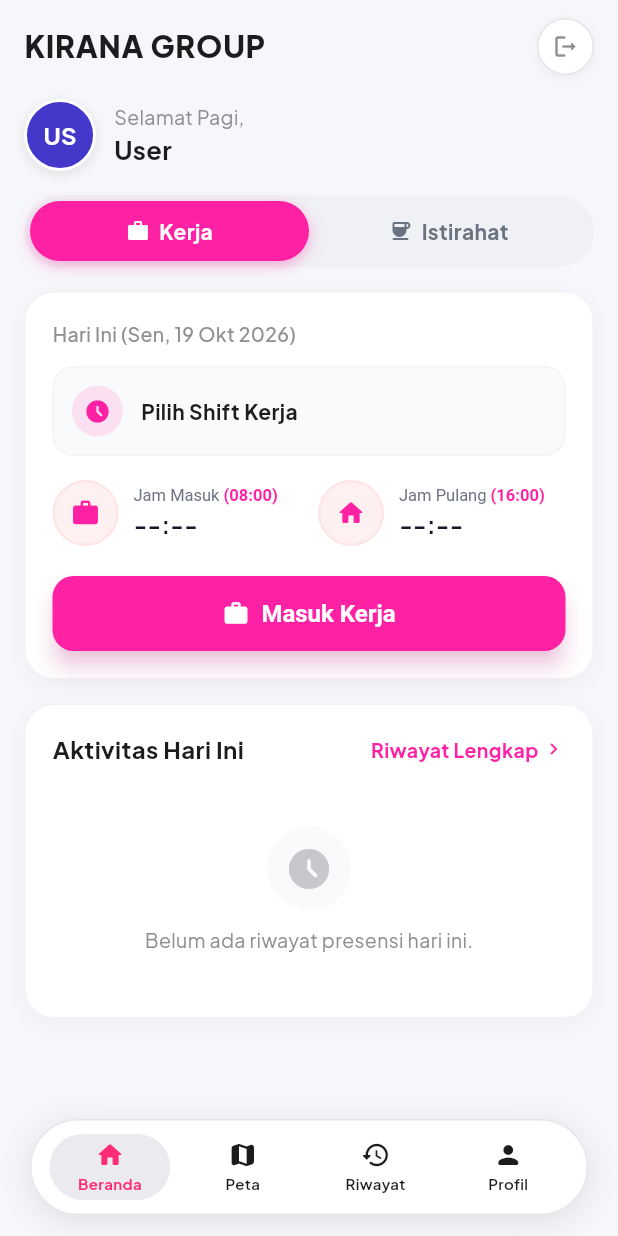
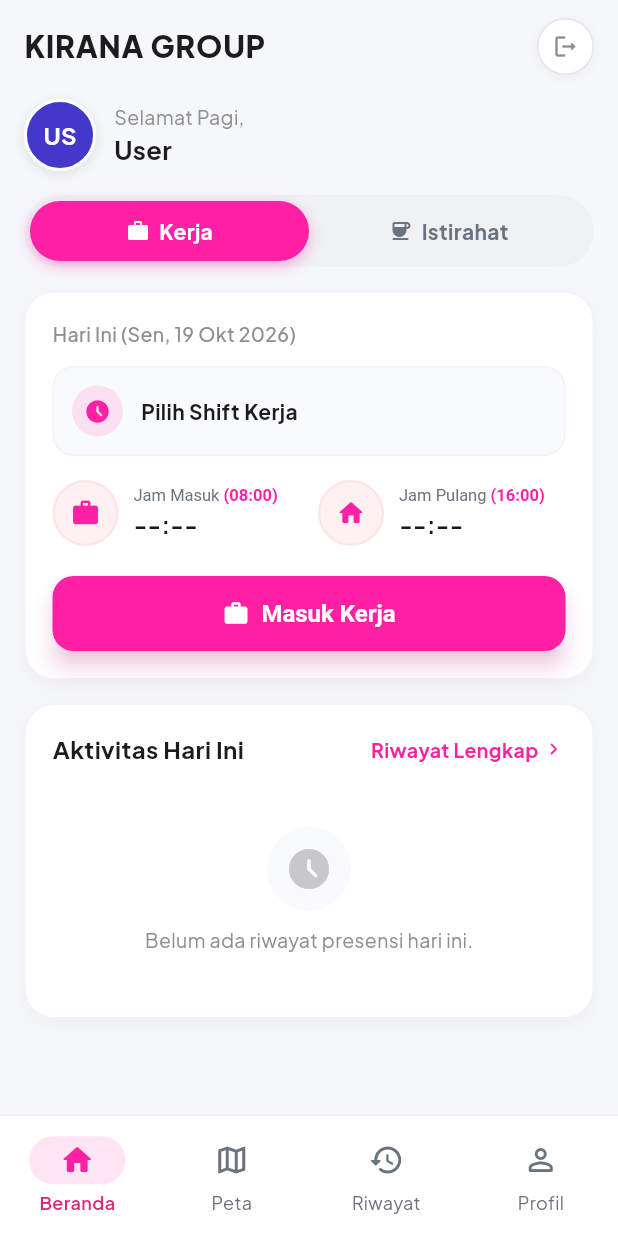
Before and after one commit to anywindo/KiranaPeople-Flutter, a Flutter app: the MainNavigationScreen screen opened directly, on a phone screen of 412 x 824 dp. Run offline on Flutter 3.47's test engine with Material 3 defaults, Android fonts, the phone set to English and light mode, and no system bars; our stand-ins replace cached_network_image, camera, dio, flutter_map, flutter_riverpod, flutter_secure_storage and 5 more; accounts and stored records are empty; network calls fail.

Commit message:
revert(ui): revert floating capsule navigation bar to standard bottom navigation bar

```diff
--- a/lib/features/map/map_view_screen.dart
+++ b/lib/features/map/map_view_screen.dart
@@ -387,7 +387,7 @@ class _MapViewScreenState extends ConsumerState<MapViewScreen> {
                 // Right Floating Map Controls (Matches Screenshot 1)
                 Positioned(
                   right: 16,
-                  bottom: 290,
+                  bottom: 215,
                   child: Container(
                     decoration: BoxDecoration(
                       color: Colors.white,
@@ -453,7 +453,7 @@ class _MapViewScreenState extends ConsumerState<MapViewScreen> {
                 Positioned(
                   left: 16,
                   right: 16,
-                  bottom: 92,
+                  bottom: 16,
                   child: Container(
                     padding: const EdgeInsets.all(18),
                     decoration: BoxDecoration(
--- a/lib/features/navigation/main_navigation_screen.dart
+++ b/lib/features/navigation/main_navigation_screen.dart
@@ -1,4 +1,5 @@
 import 'package:flutter/material.dart';
+import '../../core/theme/app_theme.dart';
 import '../attendance/attendance_screen.dart';
 import '../history/history_screen.dart';
 import '../map/map_view_screen.dart';
@@ -32,110 +33,48 @@ class MainNavigationScreenState extends State<MainNavigationScreen> {
 
   @override
   Widget build(BuildContext context) {
-    final bottomPadding = MediaQuery.of(context).padding.bottom;
-
     return Scaffold(
-      backgroundColor: const Color(0xFFF6F7FA),
-      body: Stack(
-        children: [
-          IndexedStack(
+      body: IndexedStack(
         index: _currentIndex,
         children: _screens,
       ),
-          Positioned(
-            left: 20,
-            right: 20,
-            bottom: bottomPadding > 0 ? bottomPadding + 6 : 14,
-            child: _buildFloatingBottomBar(),
+      bottomNavigationBar: Container(
+        decoration: const BoxDecoration(
+          color: Colors.white,
+          border: Border(top: BorderSide(color: Color(0xFFF2F2F7), width: 1)),
         ),
-        ],
-      ),
-    );
-  }
-
-  Widget _buildFloatingBottomBar() {
-    return Container(
-      height: 64,
-      padding: const EdgeInsets.symmetric(horizontal: 8, vertical: 6),
-      decoration: BoxDecoration(
-        color: Colors.white,
-        borderRadius: BorderRadius.circular(36),
-        border: Border.all(color: const Color(0xFFE5E7EB), width: 1),
-        boxShadow: [
-          BoxShadow(
-            color: Colors.black.withValues(alpha: 0.10),
-            blurRadius: 18,
-            offset: const Offset(0, 4),
-          ),
-        ],
-      ),
-      child: Row(
-        mainAxisAlignment: MainAxisAlignment.spaceAround,
-        children: [
-          _buildNavItem(
-            index: 0,
-            icon: Icons.home_rounded,
+        child: NavigationBar(
+          selectedIndex: _currentIndex,
+          backgroundColor: Colors.white,
+          indicatorColor: AppColors.primary.withValues(alpha: 0.12),
+          elevation: 0,
+          onDestinationSelected: (index) {
+            setState(() {
+              _currentIndex = index;
+            });
+          },
+          destinations: const [
+            NavigationDestination(
+              icon: Icon(Icons.home_outlined),
+              selectedIcon: Icon(Icons.home_rounded, color: AppColors.primary),
               label: 'Beranda',
             ),
-          _buildNavItem(
-            index: 1,
-            icon: Icons.map_rounded,
+            NavigationDestination(
+              icon: Icon(Icons.map_outlined),
+              selectedIcon: Icon(Icons.map_rounded, color: AppColors.primary),
               label: 'Peta',
             ),
-          _buildNavItem(
-            index: 2,
-            icon: Icons.history_rounded,
+            NavigationDestination(
+              icon: Icon(Icons.history_rounded),
+              selectedIcon: Icon(Icons.history_toggle_off_rounded, color: AppColors.primary),
               label: 'Riwayat',
             ),
-          _buildNavItem(
-            index: 3,
-            icon: Icons.person_rounded,
+            NavigationDestination(
+              icon: Icon(Icons.person_outline_rounded),
+              selectedIcon: Icon(Icons.person_rounded, color: AppColors.primary),
               label: 'Profil',
             ),
           ],
-      ),
-    );
-  }
-
-  Widget _buildNavItem({
-    required int index,
-    required IconData icon,
-    required String label,
-  }) {
-    final isSelected = _currentIndex == index;
-    final color = isSelected ? const Color(0xFFFF2D75) : const Color(0xFF1C1C1E);
-
-    return Expanded(
-      child: GestureDetector(
-        onTap: () => switchToTab(index),
-        behavior: HitTestBehavior.opaque,
-        child: Container(
-          margin: const EdgeInsets.symmetric(horizontal: 4),
-          padding: const EdgeInsets.symmetric(vertical: 4),
-          decoration: BoxDecoration(
-            color: isSelected ? const Color(0xFFEBEBEF) : Colors.transparent,
-            borderRadius: BorderRadius.circular(22),
-          ),
-          child: Column(
-            mainAxisSize: MainAxisSize.min,
-            mainAxisAlignment: MainAxisAlignment.center,
-            children: [
-              Icon(
-                icon,
-                color: color,
-                size: 20,
-              ),
-              const SizedBox(height: 2),
-              Text(
-                label,
-                style: TextStyle(
-                  fontSize: 10,
-                  fontWeight: isSelected ? FontWeight.bold : FontWeight.w600,
-                  color: color,
-                ),
-              ),
-            ],
-          ),
         ),
       ),
     );
--- a/lib/features/profile/profile_screen.dart
+++ b/lib/features/profile/profile_screen.dart
@@ -518,7 +518,7 @@ class ProfileScreen extends ConsumerWidget {
         ),
       ),
       body: SingleChildScrollView(
-        padding: const EdgeInsets.only(left: 16, right: 16, top: 10, bottom: 100),
+        padding: const EdgeInsets.only(left: 16, right: 16, top: 10, bottom: 40),
         child: Column(
           children: [
             // 1. Profile Avatar & Badges Header (Matches Screenshot 1)
```
Lines whose indentation alone changed are shown as unchanged.
